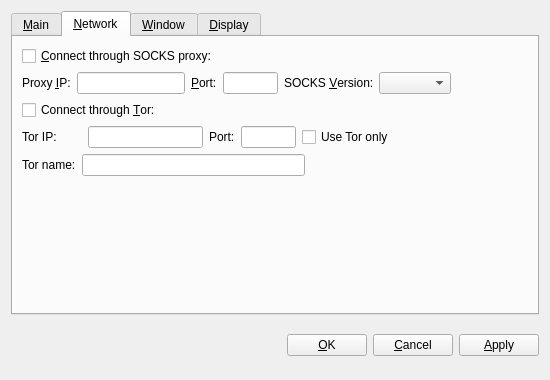
First picture: the form in src/qt/forms/optionsdialog.ui, repository eXperiencePoints/XPCoin, before the edit.
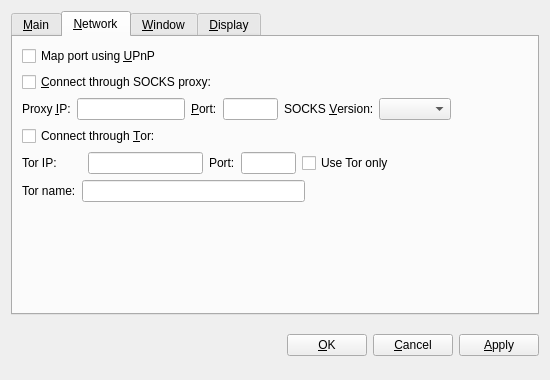
Second picture: the form after the edit. Custom widgets are drawn as their Qt base class.

```diff
--- a/src/qt/forms/optionsdialog.ui
+++ b/src/qt/forms/optionsdialog.ui
@@ -120,6 +120,16 @@
        <string>&amp;Network</string>
       </attribute>
       <layout class="QVBoxLayout" name="verticalLayout_Network">
+       <item>
+        <widget class="QCheckBox" name="mapPortUpnp">
+         <property name="toolTip">
+          <string>Automatically open the XPCoin client port on the router. This only works when your router supports UPnP and it is enabled.</string>
+         </property>
+         <property name="text">
+          <string>Map port using &amp;UPnP</string>
+         </property>
+        </widget>
+       </item>
        <item>
         <widget class="QCheckBox" name="connectSocks">
          <property name="toolTip">
```
